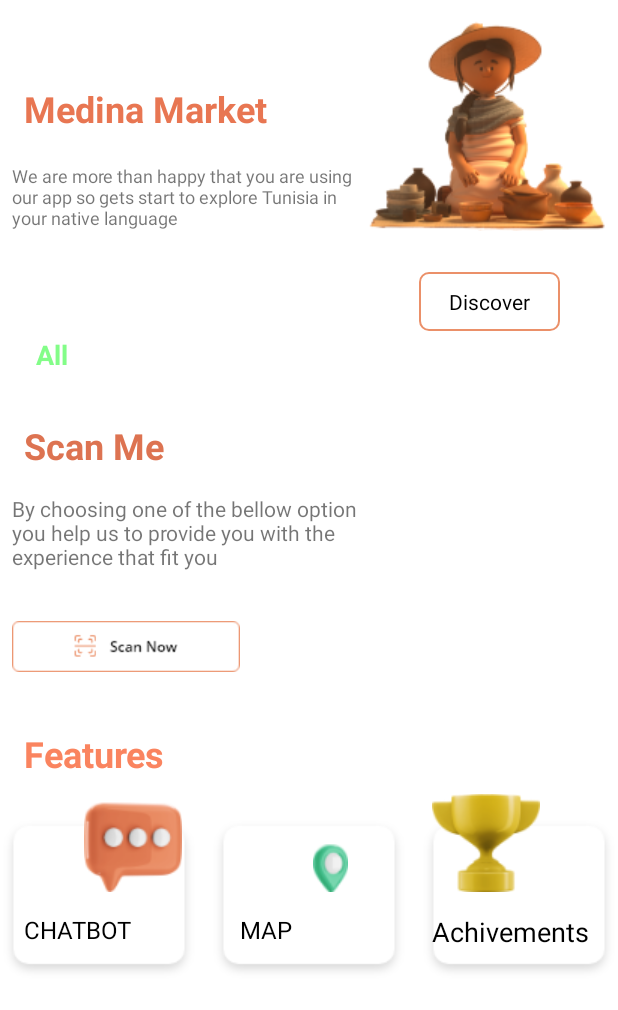
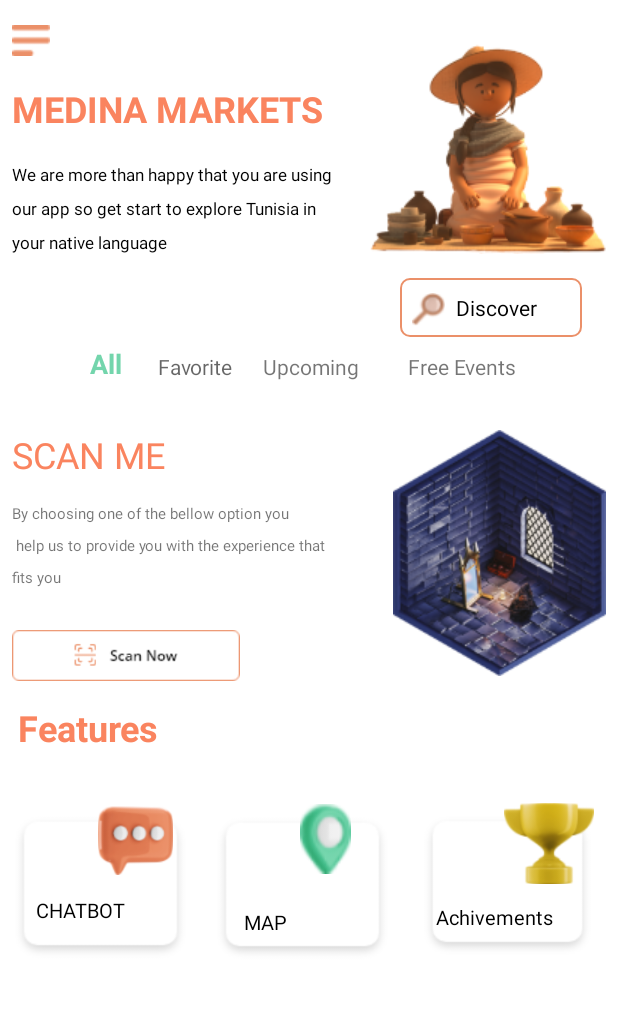
Before and after one commit to nawresfatma/MainMenu, an Android app: the layout activity_main_menu.xml on its own in the app's theme, with its tools: preview values and no code run, on a phone screen of 412 x 824 dp. Shown: the top 1010 px of the screen. Run offline under Robolectric (Android 15) with nearby library versions, the phone set to English and light mode, and no system bars.

Commit message:
MainMenu

```diff
--- a/app/build.gradle
+++ b/app/build.gradle
@@ -42,6 +42,7 @@ dependencies {
     androidTestImplementation 'androidx.test.ext:junit:1.1.2'
     androidTestImplementation 'androidx.test.espresso:espresso-core:3.3.0'
 
+    implementation 'com.github.florent37:shapeofview:1.4.7'
     implementation 'com.github.florent37:shapeofview:1.3.2'
 
 }
--- a/app/src/main/AndroidManifest.xml
+++ b/app/src/main/AndroidManifest.xml
@@ -16,7 +16,7 @@
         <activity android:name=".Missions" />
         <activity android:name=".Store" />
         <activity android:name=".MainActivity" />
-        <activity android:name=".Menu">
+        <activity android:name=".MainMenu">
             <intent-filter>
                 <action android:name="android.intent.action.MAIN" />
 
--- a/app/src/main/java/com/example/mainmenu/MainMenu.java
+++ b/app/src/main/java/com/example/mainmenu/MainMenu.java
@@ -18,8 +18,8 @@ public class MainMenu extends AppCompatActivity {
     List<event> eventList1=new ArrayList<>();
 
 
-    event e=new event("festival des arts des lumieres","elMedina","free",R.drawable.eventone);
-    event e1=new event("Launch Bassamet","ElMrabet","15dt",R.drawable.photoone);
+    event e=new event("festival des arts des lumieres","Medina","free",R.drawable.eventone);
+    event e1=new event("Launch Bassamet","ElMrabet","15dt",R.drawable.mrabett);
     @Override
     protected void onCreate(Bundle savedInstanceState) {
         super.onCreate(savedInstanceState);
--- a/app/src/main/res/layout/activity_main_menu.xml
+++ b/app/src/main/res/layout/activity_main_menu.xml
@@ -9,46 +9,123 @@
         android:layout_width="match_parent"
         android:layout_height="match_parent">
 
+
         <ImageView
-            android:id="@+id/imageView9"
+            android:id="@+id/imageView16"
             android:layout_width="wrap_content"
             android:layout_height="wrap_content"
             android:layout_marginStart="8dp"
             android:layout_marginLeft="8dp"
+            app:layout_constraintBottom_toBottomOf="@+id/button"
+            app:layout_constraintStart_toStartOf="@+id/button"
+            app:layout_constraintTop_toTopOf="@+id/button"
+            app:layout_constraintVertical_bias="0.588"
+            app:srcCompat="@drawable/loupe" />
+
+        <ImageView
+            android:id="@+id/imageView3"
+            android:layout_width="25dp"
+            android:layout_height="22dp"
+            android:layout_marginStart="8dp"
+            android:layout_marginLeft="8dp"
+            android:layout_marginTop="16dp"
+            app:layout_constraintEnd_toEndOf="parent"
+            app:layout_constraintHorizontal_bias="0.0"
+            app:layout_constraintStart_toStartOf="parent"
+            app:layout_constraintTop_toTopOf="parent"
+            app:srcCompat="@drawable/menu" />
+
+        <ImageView
+            android:id="@+id/imageView9"
+            android:layout_width="125dp"
+            android:layout_height="115dp"
+            android:layout_marginEnd="16dp"
+            android:layout_marginRight="16dp"
+            android:layout_marginBottom="8dp"
+            android:paddingLeft="10dp"
             app:layout_constraintBottom_toBottomOf="parent"
-            app:layout_constraintStart_toEndOf="@+id/imageView6"
-            app:layout_constraintTop_toTopOf="@+id/imageView6"
+            app:layout_constraintEnd_toEndOf="parent"
+            app:layout_constraintTop_toBottomOf="@+id/imageView18"
+            app:layout_constraintVertical_bias="1.0"
             app:srcCompat="@drawable/rectangle" />
 
         <ImageView
             android:id="@+id/imageView6"
-            android:layout_width="wrap_content"
-            android:layout_height="wrap_content"
-            android:layout_marginStart="8dp"
-            android:layout_marginLeft="8dp"
-            app:layout_constraintBottom_toBottomOf="@+id/imageView5"
+            android:layout_width="118dp"
+            android:layout_height="111dp"
+            android:layout_marginStart="16dp"
+            android:layout_marginLeft="16dp"
+            android:layout_marginEnd="10dp"
+            android:layout_marginRight="10dp"
+            android:layout_marginBottom="8dp"
+            android:foregroundGravity="center"
+            app:layout_constraintBottom_toBottomOf="parent"
+            app:layout_constraintEnd_toStartOf="@+id/imageView9"
+            app:layout_constraintHorizontal_bias="0.515"
             app:layout_constraintStart_toEndOf="@+id/imageView5"
-            app:layout_constraintTop_toTopOf="@+id/imageView5"
             app:srcCompat="@drawable/rectangle" />
 
         <ImageView
             android:id="@+id/imageView5"
+            android:layout_width="118dp"
+            android:layout_height="111dp"
+            android:layout_marginStart="8dp"
+            android:layout_marginLeft="8dp"
+            android:layout_marginTop="10dp"
+            app:layout_constraintBottom_toBottomOf="parent"
+            app:layout_constraintStart_toStartOf="parent"
+            app:layout_constraintTop_toBottomOf="@+id/textView6"
+            app:layout_constraintVertical_bias="0.0"
+            app:srcCompat="@drawable/rectangle" />
+
+        <TextView
+            android:id="@+id/textView42"
             android:layout_width="wrap_content"
             android:layout_height="wrap_content"
-            android:layout_marginTop="26dp"
-            app:layout_constraintStart_toStartOf="parent"
-            app:layout_constraintTop_toBottomOf="@+id/textView6"
-            app:srcCompat="@drawable/rectangle" />
+            android:layout_marginStart="35dp"
+            android:layout_marginLeft="35dp"
+            android:layout_marginEnd="70dp"
+            android:layout_marginRight="70dp"
+            android:text="Free Events"
+            app:layout_constraintBottom_toTopOf="@+id/recyclerView"
+            app:layout_constraintEnd_toEndOf="parent"
+            app:layout_constraintStart_toEndOf="@+id/textView39"
+            app:layout_constraintTop_toBottomOf="@+id/textView2"
+            app:layout_constraintVertical_bias="0.673" />
+
+        <TextView
+            android:id="@+id/textView39"
+            android:layout_width="wrap_content"
+            android:layout_height="wrap_content"
+            android:layout_marginStart="20dp"
+            android:layout_marginLeft="20dp"
+            android:text="Upcoming"
+            app:layout_constraintBottom_toTopOf="@+id/recyclerView"
+            app:layout_constraintStart_toEndOf="@+id/textView40"
+            app:layout_constraintTop_toBottomOf="@+id/textView2"
+            app:layout_constraintVertical_bias="0.673" />
+
+        <TextView
+            android:id="@+id/textView40"
+            android:layout_width="wrap_content"
+            android:layout_height="wrap_content"
+            android:layout_marginStart="24dp"
+            android:layout_marginLeft="24dp"
+            android:hint="Favorite"
+            app:layout_constraintBottom_toTopOf="@+id/recyclerView"
+            app:layout_constraintStart_toEndOf="@+id/textView3"
+            app:layout_constraintTop_toBottomOf="@+id/textView2"
+            app:layout_constraintVertical_bias="0.673" />
 
         <TextView
             android:id="@+id/textView"
             android:layout_width="wrap_content"
             android:layout_height="wrap_content"
-        android:layout_marginStart="16dp"
-        android:layout_marginLeft="16dp"
+            android:layout_marginStart="8dp"
+            android:layout_marginLeft="8dp"
             android:layout_marginTop="56dp"
-        android:text="Medina Market"
-        android:textColor="#E87652"
+            android:text="MEDINA MARKETS"
+            android:textColor="#FA845F"
             android:textSize="24sp"
             android:textStyle="bold"
             app:layout_constraintStart_toStartOf="parent"
@@ -58,24 +135,27 @@
             android:id="@+id/imageView"
             android:layout_width="wrap_content"
             android:layout_height="wrap_content"
-        android:layout_marginEnd="4dp"
-        android:layout_marginRight="4dp"
-        app:layout_constraintBottom_toTopOf="@+id/textView2"
+            android:layout_marginTop="26dp"
+            android:layout_marginLeft="10dp"
             app:layout_constraintEnd_toEndOf="parent"
-        app:layout_constraintTop_toTopOf="@+id/textView"
+            app:layout_constraintHorizontal_bias="0.987"
+            app:layout_constraintStart_toStartOf="parent"
+            app:layout_constraintTop_toTopOf="parent"
             app:srcCompat="@drawable/tradional" />
 
         <TextView
             android:id="@+id/button"
             android:layout_width="wrap_content"
             android:layout_height="wrap_content"
-            android:layout_marginTop="27dp"
+            android:layout_marginTop="16dp"
             android:background="@drawable/cust"
-            android:paddingLeft="20dp"
+            android:paddingLeft="37dp"
             android:paddingTop="10dp"
-            android:paddingRight="20dp"
+
+            android:paddingRight="30dp"
             android:paddingBottom="10dp"
             android:text="Discover"
+
             android:textColor="#000000"
             app:layout_constraintEnd_toEndOf="@+id/imageView"
             app:layout_constraintStart_toStartOf="@+id/imageView"
@@ -86,10 +166,13 @@
         android:layout_width="237dp"
         android:layout_height="91dp"
         android:layout_marginStart="8dp"
-        android:layout_marginLeft="8dp"
+        android:layout_marginLeft="20dp"
         android:layout_marginTop="20dp"
-        android:text="We are more than happy that you are using our app so gets start to explore Tunisia in your native language"
-        android:textSize="12sp"
+        android:lineSpacingExtra="9dp"
+        android:text="We are more than happy that you are using our app so get start to explore Tunisia in your native language"
+        android:textSize="11sp"
+        android:textColor="@color/black"
+        android:paddingRight="20dp"
         app:layout_constraintEnd_toEndOf="@+id/textView"
         app:layout_constraintHorizontal_bias="0.0"
         app:layout_constraintStart_toStartOf="parent"
@@ -99,11 +182,11 @@
             android:id="@+id/textView3"
             android:layout_width="wrap_content"
             android:layout_height="wrap_content"
-        android:layout_marginStart="24dp"
-        android:layout_marginLeft="24dp"
-        android:layout_marginTop="24dp"
+            android:layout_marginStart="60dp"
+            android:layout_marginLeft="60dp"
+            android:layout_marginTop="30dp"
             android:text="All"
-        android:textColor="#83FD88"
+            android:textColor="#73D5AC"
             android:textSize="18sp"
             android:textStyle="bold"
             app:layout_constraintStart_toStartOf="parent"
@@ -116,19 +199,20 @@
         android:layout_marginTop="16dp"
         app:layout_constraintEnd_toEndOf="parent"
         app:layout_constraintStart_toStartOf="parent"
-        app:layout_constraintTop_toBottomOf="@+id/textView3" />
+        app:layout_constraintTop_toBottomOf="@+id/textView3"
+        />
 
         <TextView
             android:id="@+id/textView4"
             android:layout_width="wrap_content"
             android:layout_height="wrap_content"
-        android:layout_marginStart="16dp"
-        android:layout_marginLeft="16dp"
+            android:layout_marginStart="8dp"
+            android:layout_marginLeft="8dp"
             android:layout_marginTop="16dp"
-        android:text="Scan Me"
-        android:textColor="#DD7351"
+            android:text="SCAN ME"
+            android:textColor="#FA845F"
             android:textSize="24sp"
-        android:textStyle="bold"
+
             app:layout_constraintStart_toStartOf="parent"
             app:layout_constraintTop_toBottomOf="@+id/recyclerView" />
 
@@ -137,23 +221,27 @@
         android:layout_width="230dp"
         android:layout_height="73dp"
         android:layout_marginStart="8dp"
-        android:layout_marginLeft="8dp"
+        android:layout_marginLeft="10dp"
         android:layout_marginTop="16dp"
-        android:text="By choosing one of the bellow option you help us to provide you with the experience that fit you"
+        android:lineSpacingExtra="9dp"
+        android:textSize="10dp"
+        android:text="By choosing one of the bellow option you\n help us to provide you with the experience that\nfits you"
         app:layout_constraintStart_toStartOf="parent"
         app:layout_constraintTop_toBottomOf="@+id/textView4" />
 
+        <!--TODO salah xml !-->
         <TextView
             android:id="@+id/textView6"
             android:layout_width="wrap_content"
             android:layout_height="wrap_content"
-        android:layout_marginStart="16dp"
-        android:layout_marginLeft="16dp"
-        android:layout_marginTop="32dp"
+            android:layout_marginStart="12dp"
+            android:layout_marginLeft="12dp"
+            android:layout_marginBottom="16dp"
             android:text="Features"
             android:textColor="#FA845F"
             android:textSize="24sp"
             android:textStyle="bold"
+            app:layout_constraintBottom_toTopOf="@+id/imageView5"
             app:layout_constraintStart_toStartOf="parent"
             app:layout_constraintTop_toBottomOf="@+id/imageView2" />
 
@@ -162,46 +250,54 @@
         android:layout_width="152dp"
         android:layout_height="46dp"
         android:layout_marginTop="5dp"
+
         app:layout_constraintStart_toStartOf="@+id/textView5"
         app:layout_constraintTop_toBottomOf="@+id/textView5"
         app:srcCompat="@drawable/scan" />
 
         <ImageView
             android:id="@+id/imageView10"
-            android:layout_width="wrap_content"
-            android:layout_height="wrap_content"
-            android:layout_marginEnd="40dp"
-            android:layout_marginRight="40dp"
-            app:layout_constraintBottom_toBottomOf="@+id/imageView12"
+            android:layout_width="54dp"
+            android:layout_height="52dp"
+            android:layout_marginStart="16dp"
+            android:layout_marginLeft="16dp"
+            android:layout_marginTop="8dp"
+            android:layout_marginEnd="8dp"
+            android:layout_marginRight="8dp"
+            android:paddingLeft="20dp"
+            app:layout_constraintBottom_toBottomOf="parent"
             app:layout_constraintEnd_toEndOf="@+id/imageView6"
+            app:layout_constraintHorizontal_bias="0.897"
+            app:layout_constraintStart_toStartOf="parent"
             app:layout_constraintTop_toTopOf="@+id/imageView12"
-            app:layout_constraintVertical_bias="1.0"
+            app:layout_constraintVertical_bias="0.0"
             app:srcCompat="@drawable/pin" />
 
         <ImageView
             android:id="@+id/Achivements"
-            android:layout_width="wrap_content"
-            android:layout_height="wrap_content"
-            android:layout_marginEnd="52dp"
-            android:layout_marginRight="52dp"
-            app:layout_constraintBottom_toBottomOf="@+id/imageView10"
-            app:layout_constraintEnd_toEndOf="@+id/imageView9"
-            app:layout_constraintTop_toTopOf="@+id/imageView10"
-            app:layout_constraintVertical_bias="1.0"
+            android:layout_width="60dp"
+            android:layout_height="59dp"
+            android:layout_marginEnd="16dp"
+            android:layout_marginRight="16dp"
+            app:layout_constraintBottom_toBottomOf="@+id/imageView9"
+            app:layout_constraintEnd_toEndOf="parent"
+            app:layout_constraintTop_toTopOf="@+id/imageView9"
+            app:layout_constraintVertical_bias="0.0"
             app:srcCompat="@drawable/supercup" />
 
         <TextView
             android:id="@+id/Achivements1"
             android:layout_width="wrap_content"
             android:layout_height="wrap_content"
-            android:layout_marginStart="8dp"
-            android:layout_marginLeft="8dp"
+            android:layout_marginStart="20dp"
+            android:layout_marginLeft="20dp"
+            android:layout_marginTop="10dp"
             android:text="Achivements"
             android:textColor="#000000"
-            android:textSize="18sp"
-            app:layout_constraintBottom_toBottomOf="@+id/textView7"
+            android:textSize="13sp"
+            app:layout_constraintBottom_toBottomOf="parent"
             app:layout_constraintStart_toStartOf="@+id/imageView9"
-            app:layout_constraintTop_toTopOf="@+id/textView7"
+            app:layout_constraintTop_toBottomOf="@+id/Achivements"
             app:layout_constraintVertical_bias="0.0" />
 
         <TextView
@@ -210,20 +306,26 @@
             android:layout_height="wrap_content"
             android:layout_marginStart="20dp"
             android:layout_marginLeft="20dp"
+            android:layout_marginTop="20dp"
             android:layout_marginBottom="24dp"
             android:text="MAP"
             android:textColor="#000000"
-            android:textSize="16sp"
+            android:textSize="13sp"
             app:layout_constraintBottom_toBottomOf="@+id/imageView6"
-            app:layout_constraintStart_toStartOf="@+id/imageView6" />
+            app:layout_constraintStart_toStartOf="@+id/imageView6"
+            app:layout_constraintTop_toBottomOf="@+id/imageView10"
+            app:layout_constraintVertical_bias="1.0" />
 
         <ImageView
             android:id="@+id/imageView12"
-            android:layout_width="wrap_content"
-            android:layout_height="wrap_content"
-            android:layout_marginTop="16dp"
+            android:layout_width="70dp"
+            android:layout_height="70dp"
+            android:layout_marginStart="16dp"
+            android:layout_marginLeft="16dp"
+            android:layout_marginTop="24dp"
+            android:paddingLeft="20dp"
             app:layout_constraintEnd_toStartOf="@+id/imageView6"
-            app:layout_constraintHorizontal_bias="0.746"
+            app:layout_constraintHorizontal_bias="0.44"
             app:layout_constraintStart_toStartOf="@+id/imageView5"
             app:layout_constraintTop_toBottomOf="@+id/textView6"
             app:srcCompat="@drawable/bubble" />
@@ -232,14 +334,26 @@
             android:id="@+id/textView9"
             android:layout_width="wrap_content"
             android:layout_height="wrap_content"
-            android:layout_marginStart="16dp"
-            android:layout_marginLeft="16dp"
+            android:layout_marginStart="24dp"
+            android:layout_marginLeft="24dp"
+            android:layout_marginBottom="40dp"
             android:text="CHATBOT"
             android:textColor="#000000"
-            android:textSize="16sp"
-            app:layout_constraintBottom_toBottomOf="@+id/textView7"
+            android:textSize="13sp"
+            app:layout_constraintBottom_toBottomOf="parent"
+            app:layout_constraintStart_toStartOf="parent" />
+
+        <ImageView
+            android:id="@+id/imageView18"
+            android:layout_width="wrap_content"
+            android:layout_height="wrap_content"
+            android:layout_marginTop="16dp"
+            android:layout_marginEnd="8dp"
+            android:layout_marginRight="8dp"
+            app:layout_constraintEnd_toEndOf="parent"
+            app:layout_constraintHorizontal_bias="1.0"
             app:layout_constraintStart_toStartOf="parent"
-            app:layout_constraintTop_toTopOf="@+id/textView7"
-            app:layout_constraintVertical_bias="0.0" />
+            app:layout_constraintTop_toBottomOf="@+id/recyclerView"
+            app:srcCompat="@drawable/cube" />
     </androidx.constraintlayout.widget.ConstraintLayout>
 </ScrollView>
```
Also changed, not shown: app/src/main/java/com/example/mainmenu/Ranking.java (+23 -10 lines), app/src/main/res/drawable/frame.xml (added, +10 -0 lines), app/src/main/res/drawable/shape.xml (added, +8 -0 lines), app/src/main/res/layout/item_menu.xml (+93 -59 lines), app/src/main/res/drawable/location.png (added), app/src/main/res/drawable/loupe.png (added), app/src/main/res/drawable/mrabett.png (added), app/src/main/res/drawable/reccc.png (added), app/src/main/res/drawable/shadow.png (added). Lines whose indentation alone changed are shown as unchanged.
